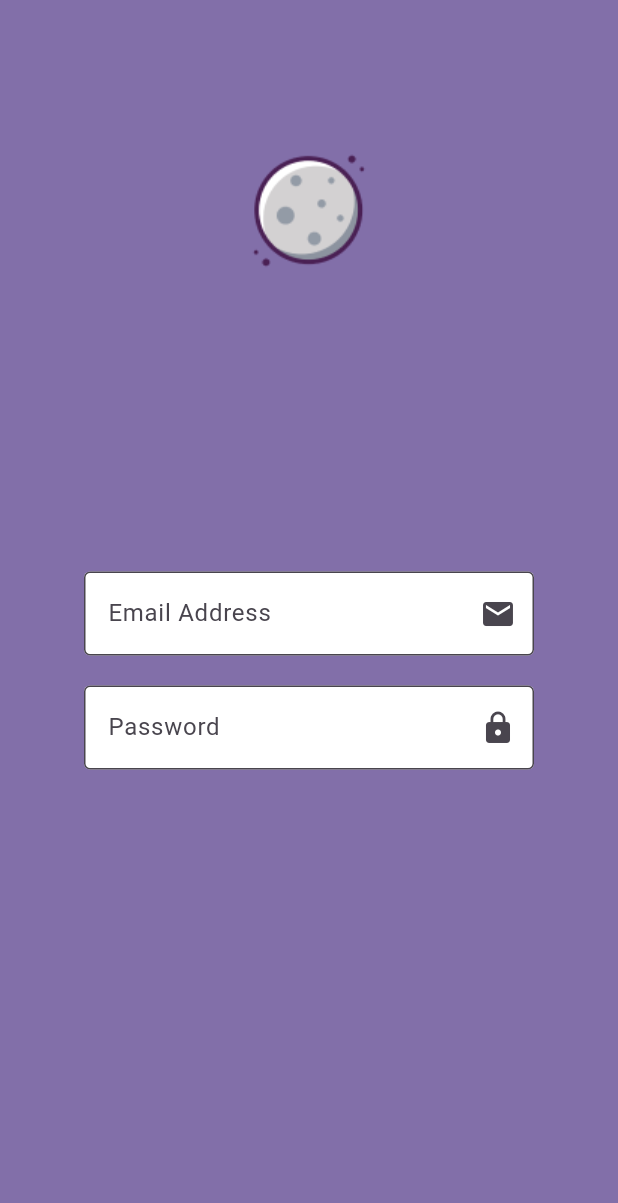
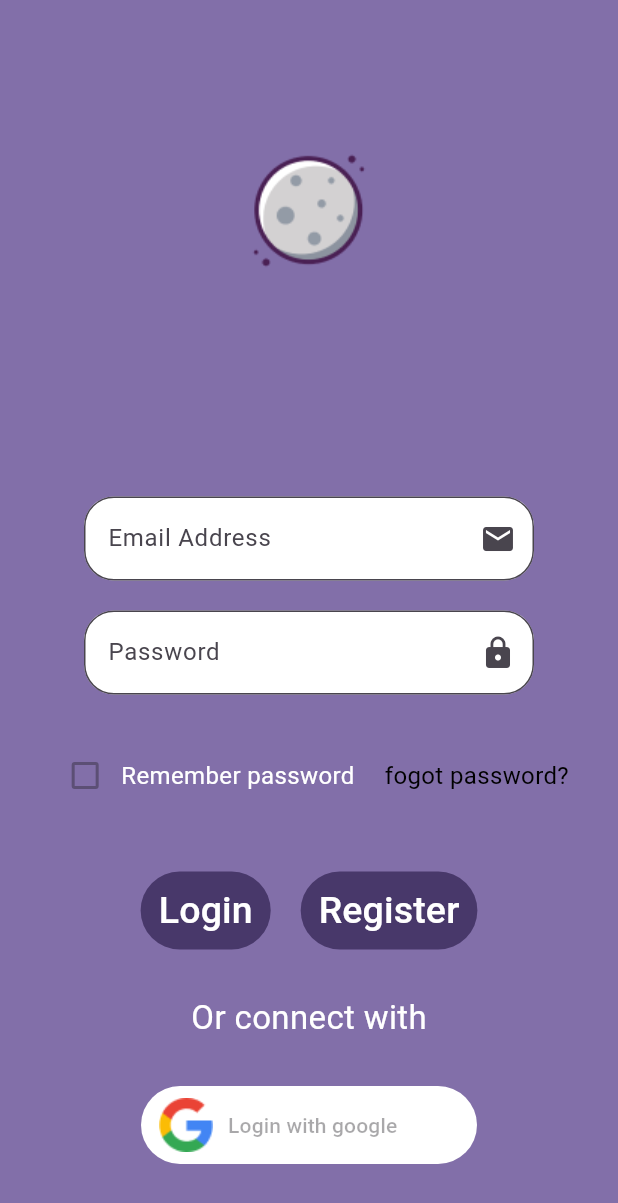
Before and after one commit to ProLangMaster-team/ProLangMaster, a Flutter app: the screen it shows after launch, on a phone screen of 412 x 824 dp. Shown: the top 1203 px of the screen. Run offline on Flutter 3.47's test engine with Material 2 defaults, Android fonts, the light colour scheme and no system bars.

Commit message:
final login screen

```diff
--- a/pro_lang_master/lib/Login/login.dart
+++ b/pro_lang_master/lib/Login/login.dart
@@ -8,7 +8,6 @@ class LoginScreen extends StatefulWidget {
 }
 
 class loginScreen extends State<LoginScreen> {
-
   @override
   Widget build(BuildContext context) {
     return Scaffold(
@@ -17,21 +16,21 @@ class loginScreen extends State<LoginScreen> {
             color: const Color(0XFF826FA9),
             width: double.maxFinite,
             height: double.maxFinite,
-            padding: EdgeInsetsDirectional.fromSTEB(0, 100, 0, 0),
-        child: Column(
-            children: <Widget>[
+            padding: const EdgeInsetsDirectional.fromSTEB(0, 100, 0, 0),
+            child: Column(children: <Widget>[
             Container(
+            margin: const EdgeInsetsDirectional.fromSTEB(0, 0, 0, 150),
             child: Image.asset('Assets/mercury.png'),
-                margin: new EdgeInsetsDirectional.fromSTEB(0, 0, 0, 200),
           ),
-
           Container(
             width: 300,
-                child: const TextField(decoration: InputDecoration(
+            child: const TextField(
+                decoration: InputDecoration(
                   filled: true,
                   suffixIcon: Icon(Icons.email),
                   border: OutlineInputBorder(
                     borderSide: BorderSide(color: Colors.black),
+                    borderRadius: BorderRadius.all(Radius.circular(20)),
                   ),
                   fillColor: Colors.white,
                   hintText: 'Email Address',
@@ -39,20 +38,112 @@ class loginScreen extends State<LoginScreen> {
           ),
           Container(
             width: 300,
-                margin: EdgeInsets.symmetric(vertical: 20.0),
-                child: const TextField(decoration: InputDecoration(
+            margin: const EdgeInsets.symmetric(vertical: 20.0),
+            child: const TextField(
+                decoration: InputDecoration(
                   filled: true,
                   border: OutlineInputBorder(
                     borderSide: BorderSide(color: Colors.black),
+                    borderRadius: BorderRadius.all(Radius.circular(20)),
                   ),
                   fillColor: Colors.white,
                   hintText: 'Password',
                   suffixIcon: Icon(Icons.lock),
                 )),
-              )
-            ]),
+          ),
+          Container(
+            margin: const EdgeInsetsDirectional.fromSTEB(0, 10, 0, 10),
+            child: Row(
+              mainAxisAlignment: MainAxisAlignment.center,
+              crossAxisAlignment: CrossAxisAlignment.center,
+              children: [
+                const Checkbox(value: false, onChanged: null),
+                const Text(
+                  "Remember password",
+                  style: TextStyle(
+                    color: Colors.white,
+                    fontSize: 16,
                   ),
                 ),
+                Container(
+                  margin: const EdgeInsetsDirectional.fromSTEB(20, 0, 0, 0),
+                  child: const Text(
+                    "fogot password?",
+                    style: TextStyle(
+                      color: Colors.black,
+                      fontSize: 16,
+                    ),
+                  ),
+                ),
+              ],
+            ),
+          ),
+          Container(
+            margin: const EdgeInsetsDirectional.fromSTEB(0, 20, 0, 20),
+            child: Row(
+              mainAxisAlignment: MainAxisAlignment.center,
+              crossAxisAlignment: CrossAxisAlignment.center,
+              children: [
+                Container(
+                  padding: const EdgeInsetsDirectional.all(10),
+                  child: const TextButton(
+                    onPressed: null,
+                    style: ButtonStyle(
+                      backgroundColor:
+                      MaterialStatePropertyAll<Color>(Color(0XFF48386A)),
+                      foregroundColor:
+                      MaterialStatePropertyAll<Color>(Colors.white),
+                    ),
+                    child: Text("Login", style: TextStyle(fontSize: 25)),
+                  ),
+                ),
+                Container(
+                  padding: const EdgeInsetsDirectional.all(10),
+                  child: const TextButton(
+                    onPressed: null,
+                    style: ButtonStyle(
+                      backgroundColor:
+                      MaterialStatePropertyAll<Color>(Color(0XFF48386A)),
+                      foregroundColor:
+                      MaterialStatePropertyAll<Color>(Colors.white),
+                    ),
+                    child: Text("Register", style: TextStyle(fontSize: 25)),
+                  ),
+                ),
+              ],
+            ),
+          ),
+              Container(
+                  margin: const EdgeInsetsDirectional.fromSTEB(0, 0, 0, 30),
+                child: const Text("Or connect with", style: TextStyle(
+                  color: Colors.white,
+                  fontSize: 22,
+                ),),
+              ),
+          Container(
+            child: TextButton(
+              onPressed: null,
+              style: const ButtonStyle(
+                backgroundColor: MaterialStatePropertyAll<Color>(Colors.white),
+              ),
+              child: Container(
+                width: 200,
+                child: Row(
+                  children: [
+                    Image.asset('Assets/google_logo.png'),
+                    Container(
+                        margin: const EdgeInsetsDirectional.fromSTEB(10, 0, 0, 0),
+                        child: const Text("Login with google")),
+                  ],
+                ),
+              ),
+
+            ),
+          ),
+        ]),)
+    ,
+    )
+    ,
     );
   }
 
--- a/pro_lang_master/pubspec.yaml
+++ b/pro_lang_master/pubspec.yaml
@@ -55,6 +55,7 @@ flutter:
 
   assets:
     - Assets/mercury.png
+    - Assets/google_logo.png
   uses-material-design: true
 
   # An image asset can refer to one or more resolution-specific "variants", see
```
Also changed, not shown: pro_lang_master/Assets/google_logo.png (added), pro_lang_master/pubspec.lock. Lines whose indentation alone changed are shown as unchanged.
